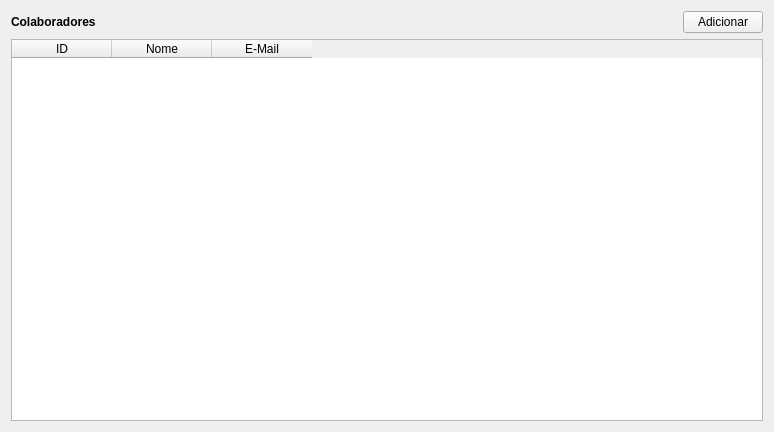
Before: the Qt Designer form view/colaboradores.ui in HarukiReiss/Gerenciador_de_Tarefas, drawn with Qt 5.
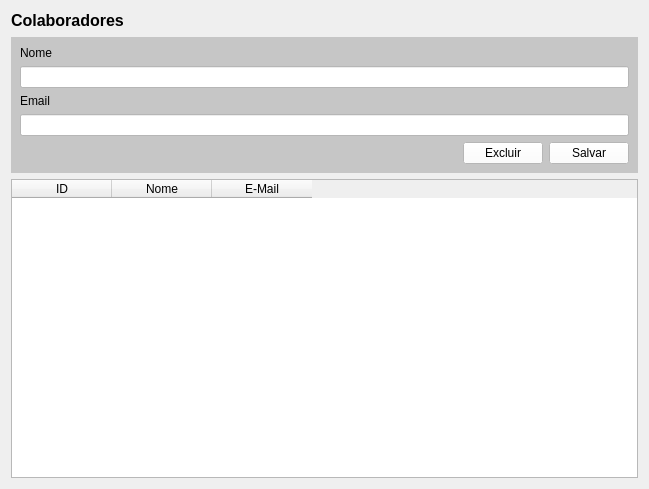
After: the same form once the commit is applied.

The edit to the form file:
```diff
--- a/view/colaboradores.ui
+++ b/view/colaboradores.ui
@@ -6,8 +6,8 @@
    <rect>
     <x>0</x>
     <y>0</y>
-    <width>774</width>
-    <height>432</height>
+    <width>649</width>
+    <height>489</height>
    </rect>
   </property>
   <property name="windowTitle">
@@ -19,7 +19,7 @@
      <item>
       <widget class="QLabel" name="label">
        <property name="text">
-        <string>&lt;html&gt;&lt;head/&gt;&lt;body&gt;&lt;p&gt;&lt;span style=&quot; font-size:9pt; font-weight:600;&quot;&gt;Colaboradores&lt;/span&gt;&lt;/p&gt;&lt;/body&gt;&lt;/html&gt;</string>
+        <string>&lt;html&gt;&lt;head/&gt;&lt;body&gt;&lt;p&gt;&lt;span style=&quot; font-size:12pt; font-weight:600;&quot;&gt;Colaboradores&lt;/span&gt;&lt;/p&gt;&lt;/body&gt;&lt;/html&gt;</string>
        </property>
       </widget>
      </item>
@@ -36,20 +36,82 @@
        </property>
       </spacer>
      </item>
-     <item>
-      <widget class="QPushButton" name="add_colaborador">
-       <property name="font">
-        <font>
-         <pointsize>9</pointsize>
-        </font>
-       </property>
-       <property name="text">
-        <string>Adicionar</string>
-       </property>
-      </widget>
-     </item>
     </layout>
    </item>
+   <item>
+    <widget class="QWidget" name="widget" native="true">
+     <property name="styleSheet">
+      <string notr="true">background-color: rgb(198, 198, 198);</string>
+     </property>
+     <layout class="QGridLayout" name="gridLayout">
+      <item row="0" column="0">
+       <widget class="QLabel" name="nome">
+        <property name="text">
+         <string>&lt;html&gt;&lt;head/&gt;&lt;body&gt;&lt;p&gt;&lt;span style=&quot; font-size:9pt;&quot;&gt;Nome&lt;/span&gt;&lt;/p&gt;&lt;/body&gt;&lt;/html&gt;</string>
+        </property>
+       </widget>
+      </item>
+      <item row="2" column="0">
+       <widget class="QLabel" name="email">
+        <property name="text">
+         <string>&lt;html&gt;&lt;head/&gt;&lt;body&gt;&lt;p&gt;&lt;span style=&quot; font-size:9pt;&quot;&gt;Email&lt;/span&gt;&lt;/p&gt;&lt;/body&gt;&lt;/html&gt;</string>
+        </property>
+       </widget>
+      </item>
+      <item row="4" column="2">
+       <layout class="QHBoxLayout" name="horizontalLayout_2">
+        <item>
+         <spacer name="horizontalSpacer_2">
+          <property name="orientation">
+           <enum>Qt::Horizontal</enum>
+          </property>
+          <property name="sizeHint" stdset="0">
+           <size>
+            <width>40</width>
+            <height>20</height>
+           </size>
+          </property>
+         </spacer>
+        </item>
+        <item>
+         <widget class="QPushButton" name="excluir">
+          <property name="styleSheet">
+           <string notr="true">background-color: rgb(255, 255, 255);</string>
+          </property>
+          <property name="text">
+           <string>Excluir</string>
+          </property>
+         </widget>
+        </item>
+        <item>
+         <widget class="QPushButton" name="save">
+          <property name="styleSheet">
+           <string notr="true">background-color: rgb(255, 255, 255);</string>
+          </property>
+          <property name="text">
+           <string>Salvar</string>
+          </property>
+         </widget>
+        </item>
+       </layout>
+      </item>
+      <item row="1" column="0" colspan="3">
+       <widget class="QLineEdit" name="nome_edit">
+        <property name="styleSheet">
+         <string notr="true">background-color: rgb(255, 255, 255);</string>
+        </property>
+       </widget>
+      </item>
+      <item row="3" column="0" colspan="3">
+       <widget class="QLineEdit" name="email_edit">
+        <property name="styleSheet">
+         <string notr="true">background-color: rgb(255, 255, 255);</string>
+        </property>
+       </widget>
+      </item>
+     </layout>
+    </widget>
+   </item>
    <item>
     <widget class="QTableWidget" name="tabela_colab">
      <column>
```
Left out of the diff: 2 changed lines with no effect on the pictures.
